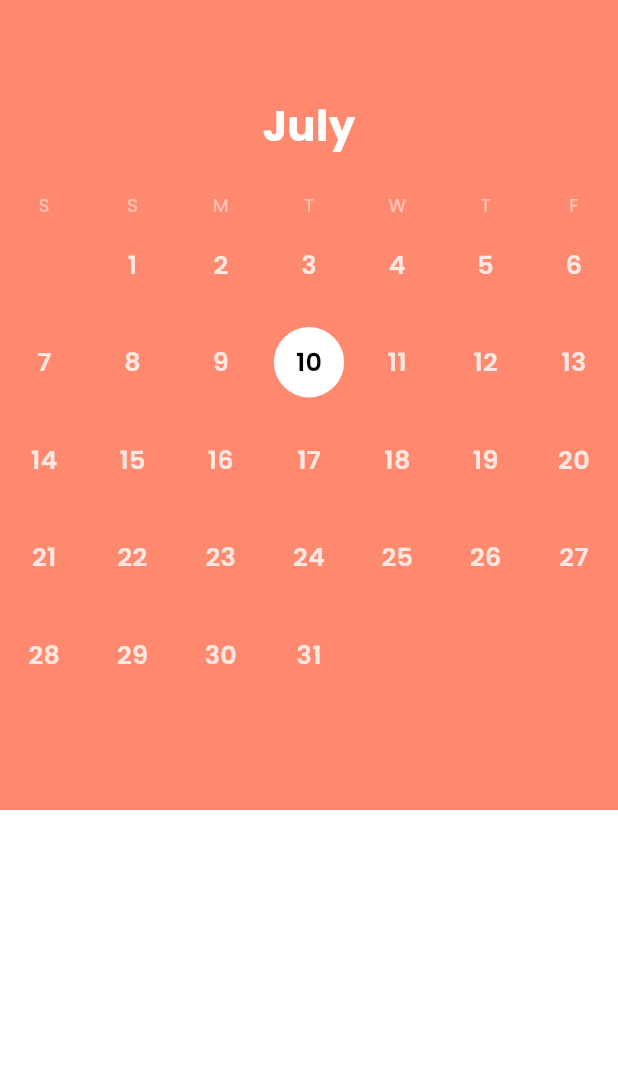
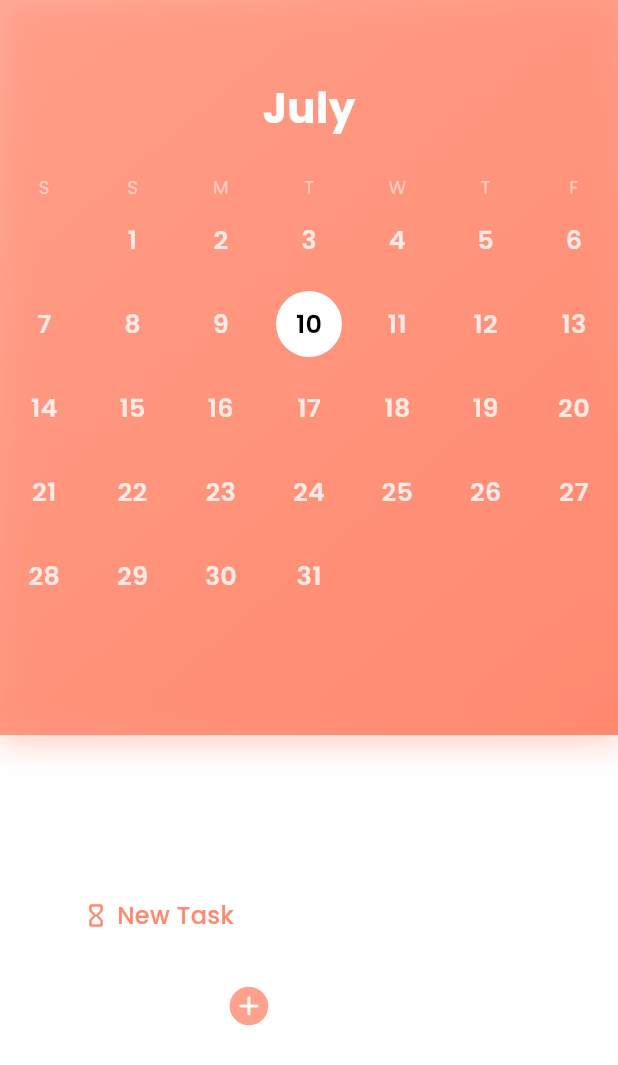
Before and after one commit to eym3n/task-keeper, a Flutter app: the TasksPage screen opened directly, on a phone screen of 412 x 824 dp. Shown: the top 1065 px of the screen. Run offline on Flutter 3.47's test engine with Material 3 defaults, Android fonts, the phone set to English and light mode, and no system bars; drawn by our look-alikes of table_calendar; our stand-ins replace flutter_card_swiper, sqflite; missing offline and left inert: floating_navbar, mobkit_dashed_border; accounts and stored records are empty.

Commit message:
feat: task widgets and add

```diff
--- a/lib/pages/home.dart
+++ b/lib/pages/home.dart
@@ -180,7 +180,7 @@ class _HomePageState extends State<HomePage> {
               ),
               SizedBox(
                 width: double.infinity,
-                height: (taskWidgets.length / 2 + 1).toInt() * 155.0 + 180,
+                height: (taskWidgets.length / 2 + 1).toInt() * 165.0 + 180,
                 child: GridView.count(
                   padding: const EdgeInsets.only(left: 5.0, right: 5, top: 20),
                   physics: const NeverScrollableScrollPhysics(),
--- a/lib/pages/tasks.dart
+++ b/lib/pages/tasks.dart
@@ -1,6 +1,10 @@
 import 'package:flutter/cupertino.dart';
 import 'package:flutter/material.dart';
 import 'package:intl/intl.dart';
+import 'package:notes_app/db/sqflite.dart';
+import 'package:notes_app/model/task.dart';
+import 'package:notes_app/widget/add_task_widget.dart';
+import 'package:notes_app/widget/task_widget.dart';
 import 'package:table_calendar/table_calendar.dart';
 
 class TasksPage extends StatefulWidget {
@@ -14,38 +18,77 @@ const backgroundColor = Color(0xFFFF896F);
 
 class _TasksPageState extends State<TasksPage> {
   late DateTime selectedDay;
+  var allTasks = <Task>[];
+  var tasks = <Task>[];
+
+  void getData() async {
+    var t = await Db.getTasks();
+    setState(() {
+      allTasks = t.map((e) => Task.fromMap(e)).toList();
+      setTasks();
+    });
+  }
+
+  void setTasks() {
+    setState(() {
+      tasks = allTasks.where((task) {
+        return task.date.year == selectedDay.year &&
+            task.date.month == selectedDay.month &&
+            task.date.day == selectedDay.day;
+      }).toList();
+    });
+  }
 
   @override
   void initState() {
     super.initState();
-
     selectedDay = DateTime.now();
+    getData();
   }
 
   @override
   Widget build(BuildContext context) {
+    final taskWidgets = tasks
+        .map((task) => TaskWidget(
+              task: task,
+            ))
+        .toList();
     return Scaffold(
       backgroundColor: Colors.white,
       body: SingleChildScrollView(
         child: Column(
           children: [
             Container(
-              height: 540,
+              height: 490,
               width: double.infinity,
-              decoration: const BoxDecoration(
-                color: backgroundColor,
-              ),
+              decoration: BoxDecoration(
+                  boxShadow: [
+                    BoxShadow(
+                      color: backgroundColor.withOpacity(0.5),
+                      blurRadius: 20,
+                      spreadRadius: 3,
+                    ),
+                  ],
+                  gradient: LinearGradient(
+                    begin: Alignment.topLeft,
+                    end: Alignment.bottomRight,
+                    colors: [
+                      backgroundColor.withOpacity(0.65),
+                      backgroundColor,
+                    ],
+                  )),
               child: Column(
                 children: [
-                  const SizedBox(height: 60.0),
+                  const SizedBox(height: 48.0),
                   Expanded(
                     child: TableCalendar(
                       onDaySelected: (day, focusedDay) => {
                         setState(() {
                           selectedDay = day;
+                          setTasks();
                         }),
                       },
-                      rowHeight: 65,
+                      rowHeight: 56,
                       calendarStyle:
                           const CalendarStyle(outsideDaysVisible: false),
                       firstDay: DateTime.utc(2010, 10, 16),
@@ -130,6 +173,34 @@ class _TasksPageState extends State<TasksPage> {
                         outsideBuilder: (context, day, focusedDay) =>
                             Container(),
                         defaultBuilder: (context, day, focusedDay) {
+                          for (var task in allTasks) {
+                            if (isSameDay(task.date, day)) {
+                              return Container(
+                                margin: const EdgeInsets.all(10.0),
+                                alignment: Alignment.center,
+                                child: Column(
+                                  mainAxisAlignment: MainAxisAlignment.center,
+                                  children: [
+                                    Text(
+                                      day.day.toString(),
+                                      style: TextStyle(
+                                          color: Colors.white.withOpacity(0.8),
+                                          fontSize: 17,
+                                          fontWeight: FontWeight.w600),
+                                    ),
+                                    Container(
+                                      width: 8,
+                                      height: 3,
+                                      decoration: BoxDecoration(
+                                        color: Colors.white.withOpacity(0.45),
+                                        borderRadius: BorderRadius.circular(5),
+                                      ),
+                                    ),
+                                  ],
+                                ),
+                              );
+                            }
+                          }
                           return Container(
                             margin: const EdgeInsets.all(10.0),
                             alignment: Alignment.center,
@@ -172,6 +243,21 @@ class _TasksPageState extends State<TasksPage> {
                 ],
               ),
             ),
+            Padding(
+              padding: const EdgeInsets.all(10.0),
+              child: SizedBox(
+                width: double.infinity,
+                height: (taskWidgets.length / 2 + 1).toInt() * 155.0 + 180,
+                child: GridView.count(
+                  padding: const EdgeInsets.only(left: 5.0, right: 5, top: 20),
+                  physics: const NeverScrollableScrollPhysics(),
+                  crossAxisCount: 2,
+                  crossAxisSpacing: 20,
+                  mainAxisSpacing: 20,
+                  children: [...taskWidgets, const AddTaskWidget()],
+                ),
+              ),
+            )
           ],
         ),
       ),
--- /dev/null
+++ b/lib/widget/add_task_widget.dart
@@ -0,0 +1,79 @@
+import 'package:flutter/cupertino.dart';
+import 'package:flutter/material.dart';
+import 'package:flutter/widgets.dart';
+import 'package:mobkit_dashed_border/mobkit_dashed_border.dart';
+
+class AddTaskWidget extends StatefulWidget {
+  const AddTaskWidget({super.key});
+
+  @override
+  State<AddTaskWidget> createState() => _AddTaskWidgetState();
+}
+
+const backgroundColor = Color(0xFFFF896F);
+
+class _AddTaskWidgetState extends State<AddTaskWidget> {
+  @override
+  Widget build(BuildContext context) {
+    return Container(
+        decoration: BoxDecoration(
+          color: Colors.white,
+          borderRadius: BorderRadius.circular(20.0),
+          border: DashedBorder.fromBorderSide(
+            dashLength: 10,
+            side: BorderSide(color: backgroundColor.withOpacity(0.8), width: 2),
+          ),
+          boxShadow: [
+            BoxShadow(
+              color: backgroundColor.withOpacity(0),
+              blurRadius: 5.0,
+              spreadRadius: 3.0,
+              offset: const Offset(2, 2),
+            )
+          ],
+        ),
+        height: 150,
+        width: 150,
+        child: Padding(
+          padding: const EdgeInsets.symmetric(horizontal: 15.0, vertical: 15),
+          child: Stack(
+            children: [
+              const Center(
+                  child: Row(
+                mainAxisAlignment: MainAxisAlignment.center,
+                children: [
+                  Icon(
+                    Icons.hourglass_empty_rounded,
+                    color: backgroundColor,
+                    size: 18.0,
+                  ),
+                  SizedBox(width: 5.0),
+                  Text(
+                    'New Task',
+                    style: TextStyle(
+                        color: backgroundColor,
+                        fontSize: 16.0,
+                        fontWeight: FontWeight.w500),
+                  ),
+                ],
+              )),
+              Positioned(
+                bottom: 0,
+                right: 0,
+                child: Container(
+                  decoration: BoxDecoration(
+                    color: Colors.white,
+                    borderRadius: BorderRadius.circular(20.0),
+                  ),
+                  child: Icon(
+                    CupertinoIcons.add_circled_solid,
+                    color: backgroundColor.withOpacity(0.8),
+                    size: 30.0,
+                  ),
+                ),
+              )
+            ],
+          ),
+        ));
+  }
+}
--- a/pubspec.yaml
+++ b/pubspec.yaml
@@ -42,6 +42,7 @@ dependencies:
   shared_preferences: ^2.2.3
   sqflite: ^2.3.3+1
   path: ^1.9.0
+  mobkit_dashed_border: ^0.0.6
 
 dev_dependencies:
   flutter_test:
```
Also changed, not shown: lib/data/tasks.dart (+44 -81 lines), pubspec.lock.
